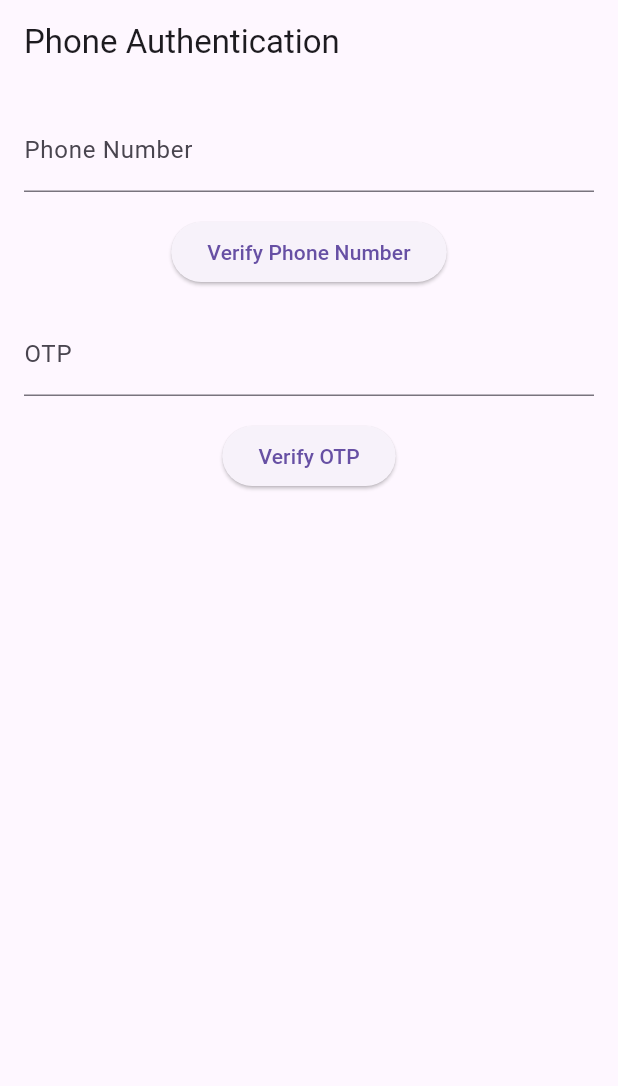
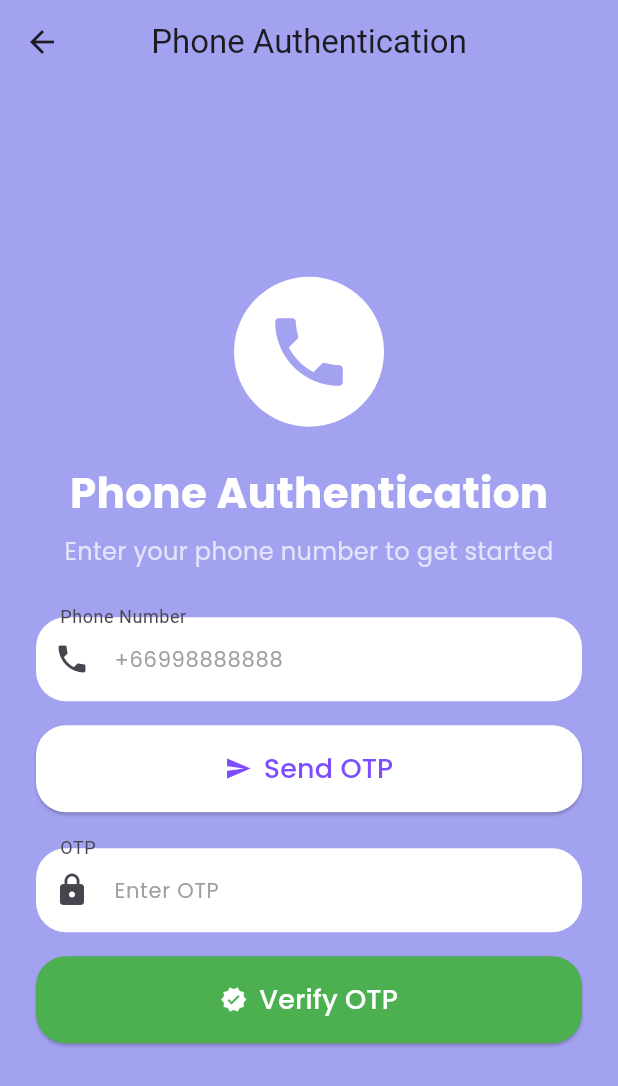
Before and after one commit to A-Phat/authentication_firebase, a Flutter app: the PhoneAuthScreen screen opened directly, on a phone screen of 412 x 824 dp. Shown: the top 1086 px of the screen. Run offline on Flutter 3.47's test engine with Material 3 defaults, Android fonts, the phone set to English and light mode, and no system bars; our stand-ins replace firebase_auth, firebase_core, google_fonts; accounts and stored records are empty.

Commit message:
Refactor authentication screens:

```diff
--- a/lib/main.dart
+++ b/lib/main.dart
@@ -1,5 +1,5 @@
 import 'package:authentication/firebase_options.dart';
-import 'package:authentication/src/phone-auth-screen.dart';
+import 'package:authentication/screens/login_screen.dart';
 import 'package:firebase_core/firebase_core.dart';
 import 'package:flutter/material.dart';
 
@@ -18,11 +18,11 @@ class MyApp extends StatelessWidget {
   @override
   Widget build(BuildContext context) {
     return MaterialApp(
-      title: 'Phone Authentication',
+      title: 'Authentication',
       theme: ThemeData(
         primarySwatch: Colors.blue,
       ),
-      home: PhoneAuthScreen(),
+      home: LoginScreen(),
     );
   }
 }
--- a/lib/src/phone-auth-screen.dart
+++ b/lib/src/phone-auth-screen.dart
@@ -1,5 +1,6 @@
 import 'package:firebase_auth/firebase_auth.dart';
 import 'package:flutter/material.dart';
+import 'package:google_fonts/google_fonts.dart';
 
 class PhoneAuthScreen extends StatefulWidget {
   const PhoneAuthScreen({super.key});
@@ -11,137 +12,216 @@ class PhoneAuthScreen extends StatefulWidget {
 class _PhoneAuthScreenState extends State<PhoneAuthScreen> {
   final TextEditingController phoneController = TextEditingController();
   final TextEditingController otpController = TextEditingController();
-
   String? verificationId;
 
   Future<void> verifyPhoneNumber(String phoneNumber) async {
-    // phone number and otp for test
-    // +66 94 436 5885
-    // 111222
     try {
       debugPrint("Verifying phone number: $phoneNumber");
       await FirebaseAuth.instance.verifyPhoneNumber(
         phoneNumber: phoneNumber,
-        timeout: Duration(seconds: 60),
+        timeout: const Duration(seconds: 60),
         verificationCompleted: (PhoneAuthCredential credential) async {
-          // Auto-sign-in เมื่อยืนยันสำเร็จ
           await FirebaseAuth.instance.signInWithCredential(credential);
           debugPrint("Phone number automatically verified and user signed in");
+          _showSnackBar("Phone number automatically verified!");
         },
         verificationFailed: (FirebaseAuthException e) {
-          // หากการยืนยันล้มเหลว
           debugPrint("Verification failed: ${e.message}");
-          ScaffoldMessenger.of(context).showSnackBar(
-            SnackBar(content: Text("Verification failed: ${e.message}")),
-          );
+          _showSnackBar("Verification failed: ${e.message}");
         },
         codeSent: (String verId, int? resendToken) {
-          // เก็บ verificationId ไว้สำหรับการยืนยัน OTP
           setState(() {
             verificationId = verId;
           });
-          debugPrint("Verification code sent to $phoneNumber");
-          ScaffoldMessenger.of(context).showSnackBar(
-            SnackBar(content: Text("OTP sent to $phoneNumber")),
-          );
+          _showSnackBar("OTP Sent to $phoneNumber");
         },
         codeAutoRetrievalTimeout: (String verId) {
-          // Timeout เมื่อไม่ได้ยืนยันในเวลาที่กำหนด
           setState(() {
             verificationId = verId;
           });
-          debugPrint("Code auto-retrieval timeout");
+          _showSnackBar("OTP Timeout, please try again");
         },
       );
     } catch (e) {
       debugPrint("Error during phone verification: $e");
+      _showSnackBar("Error: $e");
     }
   }
 
   Future<void> signInWithOTP(String smsCode) async {
     try {
       if (verificationId == null) {
-        ScaffoldMessenger.of(context).showSnackBar(
-          SnackBar(content: Text("Verification ID is null")),
-        );
+        _showSnackBar("Verification ID is null");
         return;
       }
 
-      // สร้าง Credential ด้วย OTP ที่ได้รับ
       PhoneAuthCredential credential = PhoneAuthProvider.credential(
         verificationId: verificationId!,
         smsCode: smsCode,
       );
 
-      // ทำการเข้าสู่ระบบด้วย Firebase Authentication
       UserCredential userCredential =
       await FirebaseAuth.instance.signInWithCredential(credential);
-      ScaffoldMessenger.of(context).showSnackBar(
-        SnackBar(content: Text("Signed in successfully!")),
-      );
-      // ดึง Token หลังจากเข้าสู่ระบบสำเร็จ
       String? idToken = await userCredential.user?.getIdToken();
-      debugPrint("User signed in successfully with Token: $idToken");
 
-      // ส่ง Token ไปยัง Backend
-      // sendTokenToBackend(idToken);
-
-      ScaffoldMessenger.of(context).showSnackBar(
-        SnackBar(
-            content: Text("Signed in successfully! Token Sent to Backend.")),
-      );
+      _showSnackBar("Signed in successfully!");
+      debugPrint("User Token: $idToken");
     } catch (e) {
       debugPrint("Failed to sign in: $e");
+      _showSnackBar("Failed to sign in: $e");
+    }
+  }
+
+  void _showSnackBar(String message) {
     ScaffoldMessenger.of(context).showSnackBar(
-        SnackBar(content: Text("Failed to sign in: $e")),
+      SnackBar(content: Text(message)),
     );
-    }
   }
 
   @override
   Widget build(BuildContext context) {
+    const Color appBarColor = Color(0xFFA3A2F1);
+
     return Scaffold(
       appBar: AppBar(
-        title: Text("Phone Authentication"),
+        title: const Text("Phone Authentication"),
+        backgroundColor: appBarColor,
+        centerTitle: true,
       ),
-      body: Padding(
-        padding: const EdgeInsets.all(16.0),
+      body: Container(
+        padding: const EdgeInsets.symmetric(horizontal: 24),
+        decoration: const BoxDecoration(
+          color: appBarColor, // เปลี่ยนสีพื้นหลังเป็นสีเดียวกับ AppBar
+        ),
+        child: Center(
+          child: SingleChildScrollView(
             child: Column(
+              mainAxisAlignment: MainAxisAlignment.center,
               children: [
-            TextField(
-              controller: phoneController,
-              keyboardType: TextInputType.phone,
-              decoration: InputDecoration(
-                labelText: "Phone Number",
-                hintText: "+66998888888",
+                // โลโก้
+                CircleAvatar(
+                  radius: 50,
+                  backgroundColor: Colors.white,
+                  child: Icon(Icons.phone, size: 60, color: appBarColor),
+                ),
+                const SizedBox(height: 24),
+
+                // ข้อความต้อนรับ
+                Text(
+                  "Phone Authentication",
+                  style: GoogleFonts.poppins(
+                    fontSize: 28,
+                    fontWeight: FontWeight.bold,
+                    color: Colors.white,
                   ),
                 ),
-            SizedBox(height: 16),
-            ElevatedButton(
+                const SizedBox(height: 8),
+                Text(
+                  "Enter your phone number to get started",
+                  style: GoogleFonts.poppins(fontSize: 16, color: Colors.white70),
+                  textAlign: TextAlign.center,
+                ),
+                const SizedBox(height: 32),
+
+                // ฟอร์มกรอกเบอร์โทรศัพท์
+                _buildTextField(
+                  controller: phoneController,
+                  label: "Phone Number",
+                  hint: "+66998888888",
+                  icon: Icons.phone,
+                ),
+                const SizedBox(height: 16),
+
+                // ปุ่ม Verify Phone Number
+                _buildButton(
+                  text: "Send OTP",
+                  icon: Icons.send,
                   onPressed: () {
-                String phoneNumber = phoneController.text.trim();
-                verifyPhoneNumber(phoneNumber);
+                    verifyPhoneNumber(phoneController.text.trim());
                   },
-              child: Text("Verify Phone Number"),
                 ),
-            SizedBox(height: 16),
-            TextField(
+                const SizedBox(height: 24),
+
+                // ฟอร์มกรอก OTP
+                _buildTextField(
                   controller: otpController,
-              keyboardType: TextInputType.number,
-              decoration: InputDecoration(
-                labelText: "OTP",
-                hintText: "Enter OTP",
+                  label: "OTP",
+                  hint: "Enter OTP",
+                  icon: Icons.lock,
+                ),
+                const SizedBox(height: 16),
+
+                // ปุ่ม Verify OTP
+                _buildButton(
+                  text: "Verify OTP",
+                  icon: Icons.verified,
+                  buttonColor: Colors.green,
+                  onPressed: () {
+                    signInWithOTP(otpController.text.trim());
+                  },
+                ),
+              ],
             ),
           ),
-            SizedBox(height: 16),
-            ElevatedButton(
-              onPressed: () {
-                String smsCode = otpController.text.trim();
-                signInWithOTP(smsCode);
-              },
-              child: Text("Verify OTP"),
         ),
-          ],
+      ),
+    );
+  }
+
+  Widget _buildTextField({
+    required TextEditingController controller,
+    required String label,
+    required String hint,
+    required IconData icon,
+  }) {
+    return TextField(
+      controller: controller,
+      keyboardType: TextInputType.phone,
+      style: GoogleFonts.poppins(fontSize: 16),
+      decoration: InputDecoration(
+        labelText: label,
+        hintText: hint,
+        hintStyle: GoogleFonts.poppins(fontSize: 14, color: Colors.grey.shade500),
+        floatingLabelBehavior: FloatingLabelBehavior.always, // ทำให้ Label ค้างไว้เสมอ
+        prefixIcon: Icon(icon),
+        filled: true,
+        fillColor: Colors.white,
+        border: OutlineInputBorder(
+          borderRadius: BorderRadius.circular(20),
+          borderSide: BorderSide.none,
+        ),
+      ),
+    );
+  }
+
+
+  Widget _buildButton({
+    required String text,
+    required IconData icon,
+    required VoidCallback onPressed,
+    Color buttonColor = Colors.white,
+  }) {
+    return SizedBox(
+      width: double.infinity,
+      child: ElevatedButton.icon(
+        style: ElevatedButton.styleFrom(
+          backgroundColor: buttonColor,
+          padding: const EdgeInsets.symmetric(vertical: 16),
+          shape: RoundedRectangleBorder(
+            borderRadius: BorderRadius.circular(20),
+          ),
+        ),
+        onPressed: onPressed,
+        icon: Icon(
+          icon,
+          color: buttonColor == Colors.white ? Colors.deepPurpleAccent : Colors.white,
+        ),
+        label: Text(
+          text,
+          style: GoogleFonts.poppins(
+            fontSize: 18,
+            color: buttonColor == Colors.white ? Colors.deepPurpleAccent : Colors.white,
+          ),
         ),
       ),
     );
```
Also changed, not shown: lib/screens/login_screen.dart (added, +132 -0 lines). Lines whose indentation alone changed are shown as unchanged.
